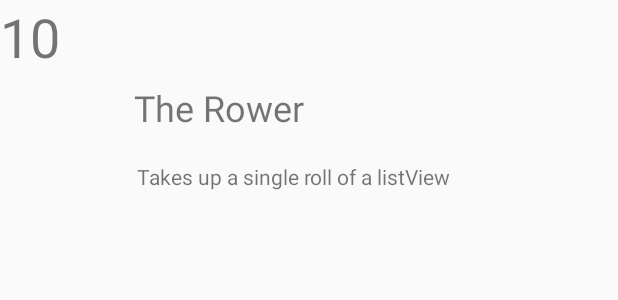
After one commit to TimothyJohnson20/Heros, an Android app: the layout item_hero.xml on its own in the app's theme, with its tools: preview values and no code run, on a phone screen of 412 x 824 dp. The commit adds this screen. Shown: the top 300 px of the screen. Run offline under Robolectric (Android 15) with nearby library versions, the phone set to English and light mode, and no system bars.

Commit message:
hella problems

```diff
--- a/app/src/main/java/com/example/heros/Hero.java
+++ b/app/src/main/java/com/example/heros/Hero.java
@@ -16,6 +16,11 @@ public class Hero {
         this.ranking = ranking;
         this.image = image;
     }
+    public Hero()
+    {
+
+    }
+
     public String getName(){
         return name;
     }
--- a/app/src/main/res/layout/activity_heroes_list.xml
+++ b/app/src/main/res/layout/activity_heroes_list.xml
@@ -3,4 +3,8 @@
     android:orientation="vertical" android:layout_width="match_parent"
     android:layout_height="match_parent">
 
+    <ListView
+        android:id="@+id/listView_heroesList_items"
+        android:layout_width="match_parent"
+        android:layout_height="match_parent" />
 </LinearLayout>
--- /dev/null
+++ b/app/src/main/res/layout/item_hero.xml
@@ -0,0 +1,43 @@
+<?xml version="1.0" encoding="utf-8"?>
+<androidx.constraintlayout.widget.ConstraintLayout xmlns:android="http://schemas.android.com/apk/res/android"
+    xmlns:app="http://schemas.android.com/apk/res-auto"
+    xmlns:tools="http://schemas.android.com/tools"
+    android:id="@+id/linearLayout"
+    android:layout_width="match_parent"
+    android:layout_height="match_parent"
+    android:orientation="vertical">
+
+    <TextView
+        android:id="@+id/textView_theRower_number"
+        android:layout_width="wrap_content"
+        android:layout_height="wrap_content"
+        android:text="@string/textView_theRowerNumber"
+        android:textSize="36sp"
+        tools:layout_editor_absoluteX="35dp"
+        tools:layout_editor_absoluteY="49dp" />
+
+    <TextView
+        android:id="@+id/textView_theRower_name"
+        android:layout_width="wrap_content"
+        android:layout_height="wrap_content"
+        android:text="@string/textView_theRowerName"
+        android:textSize="24sp"
+        app:layout_constraintBottom_toTopOf="@+id/textView_theRower_desc"
+        app:layout_constraintEnd_toEndOf="parent"
+        app:layout_constraintHorizontal_bias="0.298"
+        app:layout_constraintStart_toStartOf="parent"
+        app:layout_constraintTop_toTopOf="parent"
+        app:layout_constraintVertical_bias="0.734" />
+
+    <TextView
+        android:id="@+id/textView_theRower_desc"
+        android:layout_width="wrap_content"
+        android:layout_height="wrap_content"
+        android:text="@string/textView_theRoverDesc"
+        app:layout_constraintBottom_toBottomOf="parent"
+        app:layout_constraintEnd_toEndOf="parent"
+        app:layout_constraintHorizontal_bias="0.451"
+        app:layout_constraintStart_toStartOf="parent"
+        app:layout_constraintTop_toTopOf="parent"
+        app:layout_constraintVertical_bias="0.134" />
+</androidx.constraintlayout.widget.ConstraintLayout>
--- a/app/src/main/res/raw/heroes.json
+++ b/app/src/main/res/raw/heroes.json
@@ -68,6 +68,5 @@
 		"superpower":"When their parents are arguing in a restaurant, The Diplomat does not feel awkward and can divert the server's attention.",
 		"ranking":"17",
 		"image":"facepalm"
-
 	}
 ]
--- a/app/src/main/res/values/strings.xml
+++ b/app/src/main/res/values/strings.xml
@@ -4,4 +4,7 @@
     <string name="textView_heroDescription">Hero Description: </string>
     <string name="textView_heroSuperpower">Hero Superpower: </string>
     <string name="textView_heroRanking">Hero Ranking: </string>
+    <string name="textView_theRowerNumber">10</string>
+    <string name="textView_theRowerName">The Rower</string>
+    <string name="textView_theRoverDesc">Takes up a single roll of a listView</string>
 </resources>
```
Also changed, not shown: app/src/main/java/com/example/heros/HeroesDetailActivity.java (+47 -0 lines), app/src/main/java/com/example/heros/HeroesListActivity.java (+53 -16 lines).
